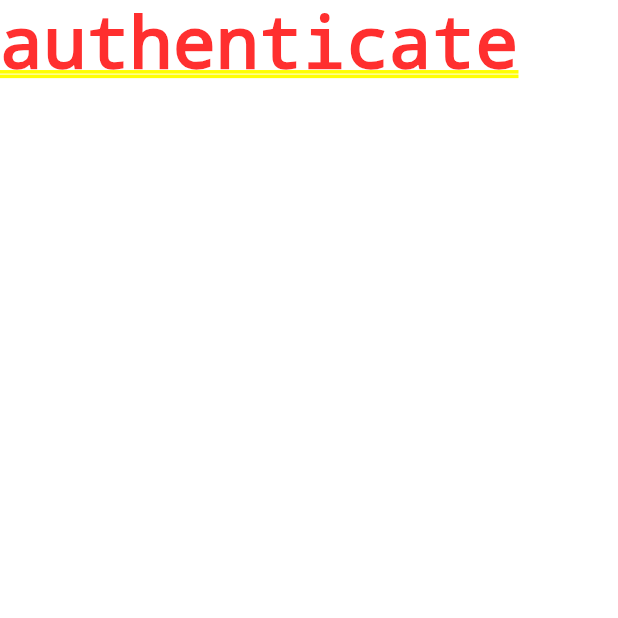
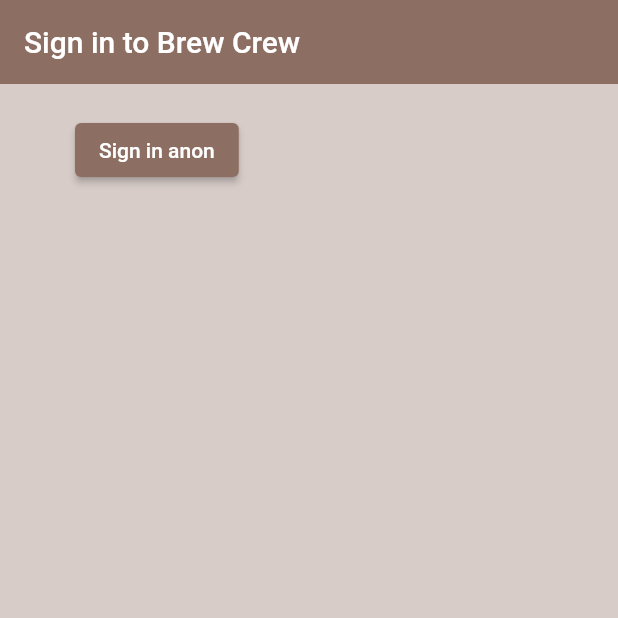
Before and after one commit to sunglimlee/firebase1, a Flutter app: the screen it shows after launch, on a phone screen of 412 x 824 dp, the top half of it. Run offline on Flutter 3.47's test engine with Material 2 defaults, Android fonts, the phone set to English and light mode, and no system bars; our stand-ins replace firebase_auth, firebase_core; accounts and stored records are empty.

Commit message:
successfully connected to Firebase Authentication using FirebaseAuth.instance remember using Future async and await for asynchronous work

```diff
--- a/lib/main.dart
+++ b/lib/main.dart
@@ -3,6 +3,7 @@
 import 'package:firebase_core/firebase_core.dart';
 import 'package:flutter/material.dart';
 
+/// 여기 파이어 베이스를 연결하기 위한 초기화 작업을 해주어야 한다.
 void main() async {
   WidgetsFlutterBinding.ensureInitialized();
   await Firebase.initializeApp(
--- a/lib/screens/authenticate/authenticate.dart
+++ b/lib/screens/authenticate/authenticate.dart
@@ -1,17 +1,21 @@
+import 'package:firebase1/screens/authenticate/sign_in.dart';
 import 'package:flutter/material.dart';
 
+/// ## Wrapper Class 에서 큰 두갈래로 나뉘는 것중 [인증(Authentication) ] 과 [홈(Home) ] 둘중에 인증에 해당하는 네비게이션 위젯
+///
+/// 왜 이렇게 하나를 더 두었냐고? sign-in 과 register 를 구분해서 받기 위해서
+///
 class Authenticate extends StatefulWidget {
   const Authenticate({Key? key}) : super(key: key);
 
   @override
   State<Authenticate> createState() => _AuthenticateState();
 }
-
 class _AuthenticateState extends State<Authenticate> {
   @override
   Widget build(BuildContext context) {
     return Container(
-      child: Text('authenticate'),
+      child: SignIn(), // 진짜 파이어베이스를 연결하고 있는거야? 너무 흥분된다.
     );
   }
 }
--- /dev/null
+++ b/lib/screens/authenticate/sign_in.dart
@@ -0,0 +1,49 @@
+import 'package:firebase1/services/auth.dart';
+import 'package:flutter/material.dart';
+import 'package:firebase_auth/firebase_auth.dart';
+
+/// ## 여기에서 sign-in 페이지를 만든다.
+///
+/// [StatefulWidget] 을 사용하는 이유는 setState 를 이용해서 상태값을 갱신하기 위함이다.
+///
+/// Provider 를 사용하는 것도 고려해보자
+///
+class SignIn extends StatefulWidget {
+  const SignIn({Key? key}) : super(key: key);
+
+  @override
+  State<SignIn> createState() => _SignInState();
+}
+
+class _SignInState extends State<SignIn> {
+  final AuthService _auth = AuthService(); // 잘봐라. AuthService 객체안에서 이미 정적 객체를 만들고 그걸 사용하고 있다.
+  @override
+  Widget build(BuildContext context) {
+    return Scaffold(
+      backgroundColor: Colors.brown[100], // color 의 strength 를 설정할 수 있다. 커피의 농도, 진하기를 설정하는데 유효하다.
+      appBar: AppBar(
+        backgroundColor: Colors.brown[400], // 약간 더 진하게 설정한다.
+        elevation: 0.0,
+        title: Text('Sign in to Brew Crew'),
+      ),
+      body: Container(
+        padding: EdgeInsets.symmetric(vertical: 20.0, horizontal: 50.0),
+        child: ElevatedButton(
+          style: ButtonStyle(
+            backgroundColor: MaterialStateProperty.all(Colors.brown[400]),
+          ),
+          child: Text('Sign in anon'),
+          onPressed: () async {
+            dynamic result = await _auth.signInAnon(); // 클래스안의 정적객체를 이용해서 연결을 시도한다.
+            if (result == null) {
+              print('error signing in');
+            } else {
+              print('signed in');
+              print(result);
+            }
+          }, // 여기서 시간이 걸리는 작업이므로 비동기화 작업을 한다.
+        ),
+      ),
+    );
+  }
+}
--- a/lib/screens/home/home.dart
+++ b/lib/screens/home/home.dart
@@ -1,5 +1,6 @@
 import 'package:flutter/material.dart';
 
+/// 인증이 끝난뒤의 홈 네비게이션 위젯
 class Home extends StatelessWidget {
   const Home({Key? key}) : super(key: key);
 
--- a/lib/screens/wrapper.dart
+++ b/lib/screens/wrapper.dart
@@ -2,6 +2,7 @@
 import 'package:firebase1/screens/home/home.dart';
 import 'package:flutter/material.dart';
 
+/// 어디로 보낼지를 정해주는 최상단의 위젯
 class Wrapper extends StatelessWidget {
   const Wrapper({Key? key}) : super(key: key);
 
--- a/lib/services/auth.dart
+++ b/lib/services/auth.dart
@@ -6,8 +6,14 @@
   final FirebaseAuth _auth = FirebaseAuth.instance; // 맨처응 auth 를 연결한 수 있는 정적 인스턴스를 얻어와야 한다.
 
 
-  // sign in anonymous, will be asynchronous
-  Future signInAnon() async {
+  /// sign in anonymous, will be asynchronous
+  ///
+  /// 먼저 구글 Authentication 에 Anonymous 사용하는 걸 등록해야 함
+  /// 시간을 요하는 작업이므로 Future 가 리턴될텐데
+  ///
+  /// - 성공하면 : return [UserCredentical]
+  /// - 실패하면 : return null // terminal 에서 에러코드 프린트 된 걸 확인가능
+  Future signInAnon() async { // sign in anonymous, will be asynchronous
     try {
       var result = await _auth.signInAnonymously();
       var user = result.user;
```
